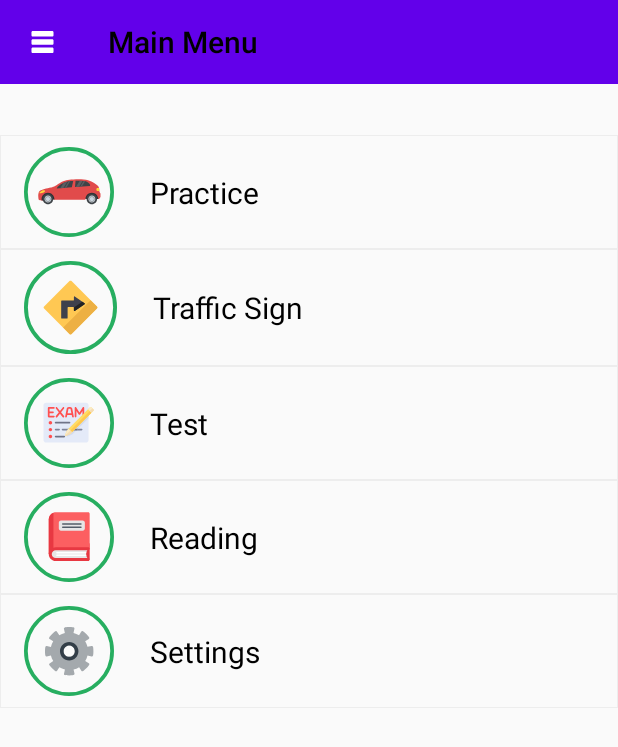
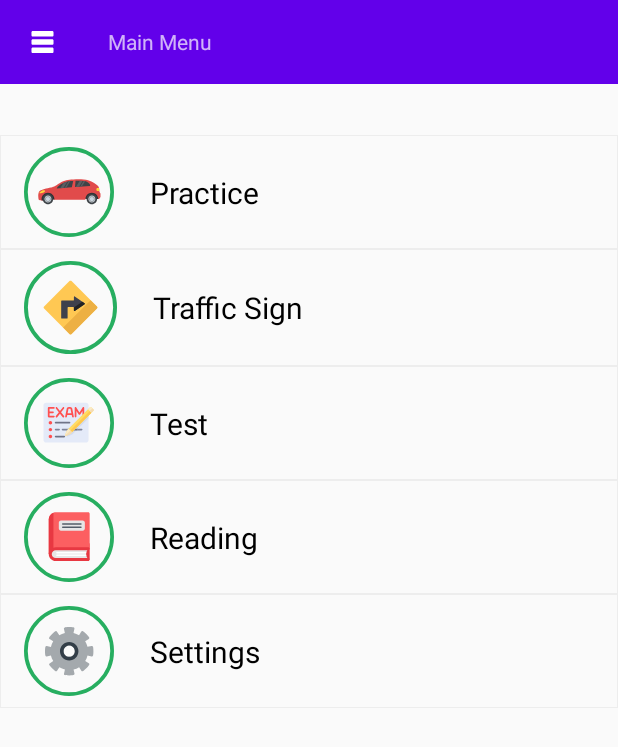
Before and after one commit to Delug3/DriverLicenseTests, an Android app: the MainMenuActivity screen opened directly, with no data from a screen before it, on a phone screen of 412 x 824 dp. Shown: the top 747 px of the screen. Run offline under Robolectric (Android 15) with nearby library versions, the phone set to English and light mode, and no system bars; Roboto replaces fonts that are not available here.

Commit message:
updated text size and color

```diff
--- a/app/src/main/res/layout/custom_toolbar.xml
+++ b/app/src/main/res/layout/custom_toolbar.xml
@@ -12,7 +12,7 @@
         android:background="?attr/colorPrimary"
         android:minHeight="?attr/actionBarSize"
         android:theme="?attr/actionBarTheme"
-        app:titleTextColor="@color/colorText"
         app:popupTheme="@style/ThemeOverlay.AppCompat.Light"
-        app:theme="@style/ThemeOverlay.AppCompat.Dark.ActionBar" />
+        app:theme="@style/ThemeOverlay.AppCompat.Dark.ActionBar"
+        app:titleTextAppearance="@style/ToolBar.TitleText"/>
 </LinearLayout>
```
